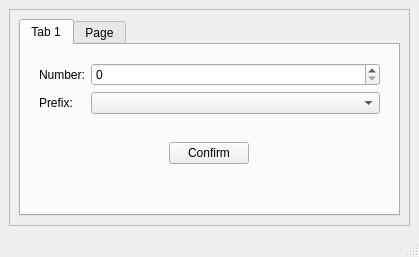
This is src/ui/interface.ui in SajjadDaneshmand/phonenumber-generator as Qt 5 draws it before an edit. The edited form follows.
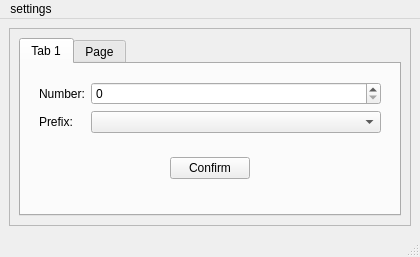
This is the edited form.

Commit message: modify interface and create child window

```diff
--- a/src/ui/interface.ui
+++ b/src/ui/interface.ui
@@ -6,7 +6,7 @@
    <rect>
     <x>0</x>
     <y>0</y>
-    <width>419</width>
+    <width>420</width>
     <height>257</height>
    </rect>
   </property>
@@ -124,6 +124,23 @@
     </item>
    </layout>
   </widget>
+  <widget class="QMenuBar" name="menubar">
+   <property name="geometry">
+    <rect>
+     <x>0</x>
+     <y>0</y>
+     <width>420</width>
+     <height>22</height>
+    </rect>
+   </property>
+   <widget class="QMenu" name="menusettings">
+    <property name="title">
+     <string>settings</string>
+    </property>
+    <addaction name="addPrefixMenubar"/>
+   </widget>
+   <addaction name="menusettings"/>
+  </widget>
   <widget class="QStatusBar" name="statusbar"/>
   <action name="actionPreference">
    <property name="text">
```
Left out of the diff: 6 changed lines with no effect on the pictures. The commit also changes 2 other files.
